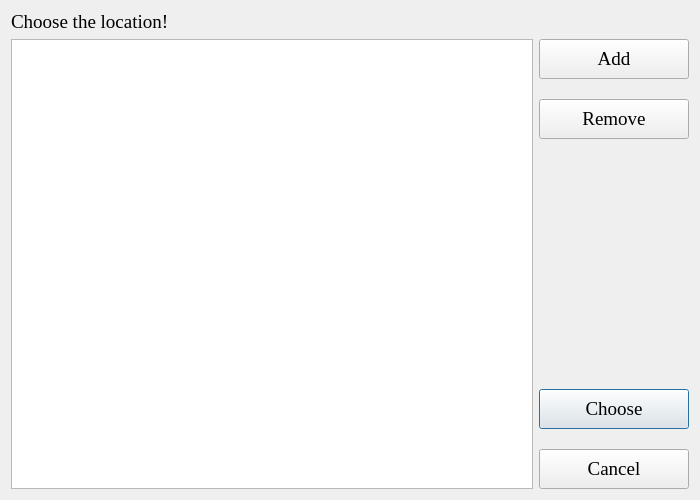
The window that MyWeather/changelocation.ui (DekronPrime/MyWeather) describes before a commit, drawn with Qt 5.
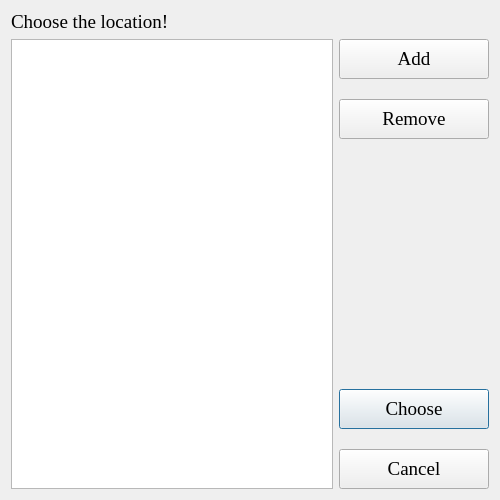
The same window after the commit.

```diff
--- a/MyWeather/changelocation.ui
+++ b/MyWeather/changelocation.ui
@@ -6,7 +6,7 @@
    <rect>
     <x>0</x>
     <y>0</y>
-    <width>700</width>
+    <width>500</width>
     <height>500</height>
    </rect>
   </property>
```
Left out of the diff: 3 changed lines with no effect on the pictures.
